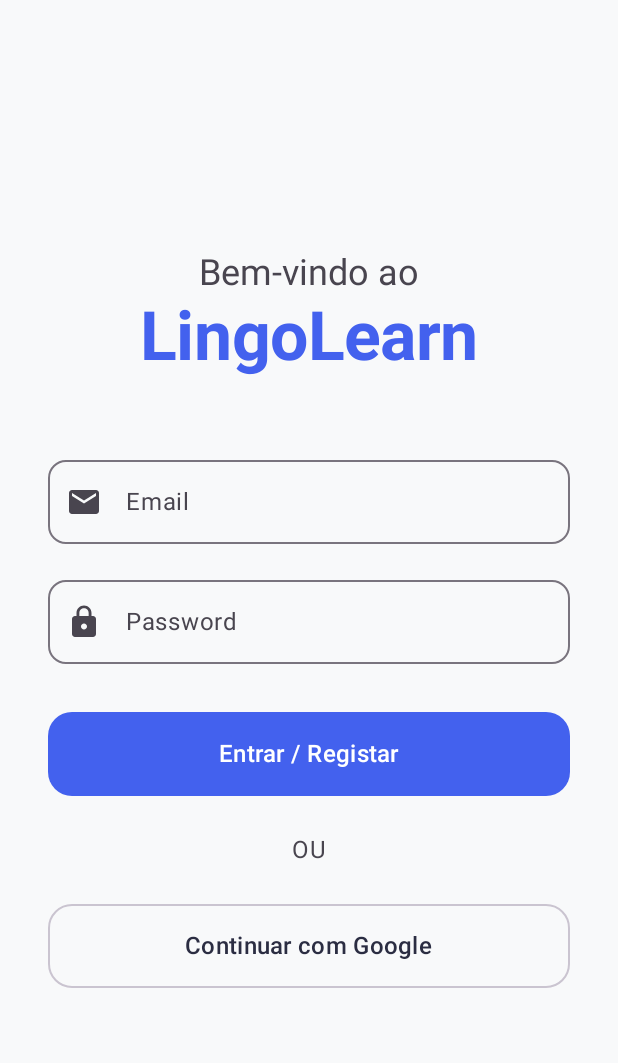
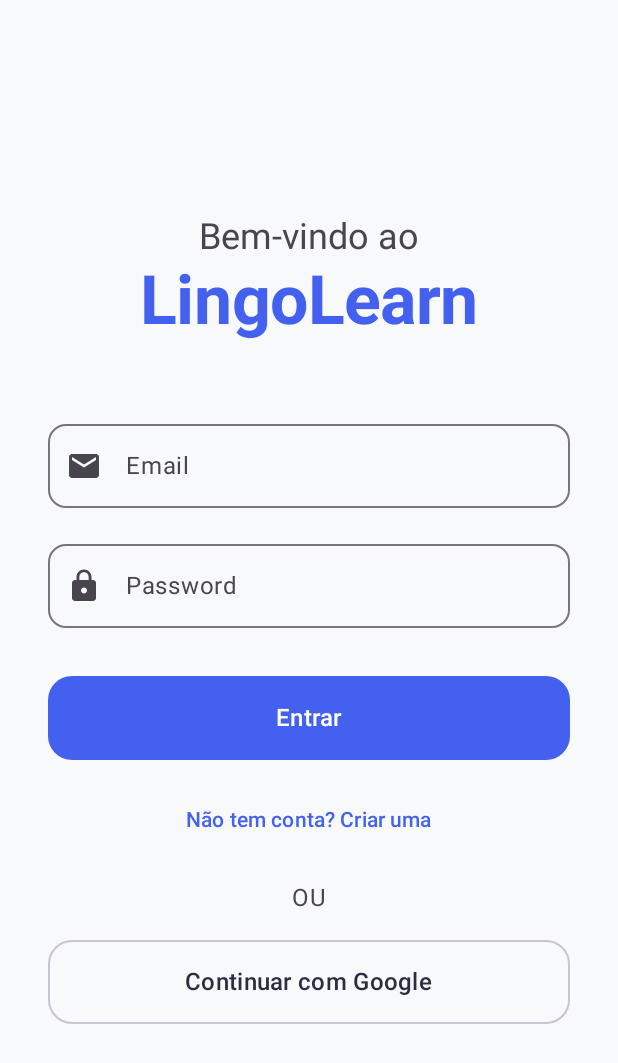
Before and after one commit to tktjoo/LingoLearn, an Android app built with Jetpack Compose: the screen it shows after launch (MainActivity), on a phone screen of 412 x 824 dp. Shown: the top 1063 px of the screen. Run offline under Robolectric (Android 15) with nearby library versions, the phone set to English and light mode, and no system bars; our stand-ins replace Dagger/Hilt's generated code, Firebase (no records; nobody signed in at launch, a user with empty details on screens opened directly).

```diff
--- a/app/src/main/java/com/linguaflow/app/ui/navigation/NavGraph.kt
+++ b/app/src/main/java/com/linguaflow/app/ui/navigation/NavGraph.kt
@@ -25,6 +25,7 @@ import com.linguaflow.app.ui.screens.speech.SpeechResultScreen
 import com.linguaflow.app.ui.screens.streak.StreakScreen
 import com.linguaflow.app.ui.screens.vocabulary.AddVocabularyScreen
 import com.linguaflow.app.ui.screens.auth.LoginScreen
+import com.linguaflow.app.ui.screens.auth.RegisterScreen
 import com.linguaflow.app.ui.screens.auth.OnboardingLanguageScreen
 import com.linguaflow.app.ui.screens.vocabulary.VocabularyDetailScreen
 import com.linguaflow.app.ui.screens.vocabulary.VocabularyListScreen
@@ -44,6 +45,24 @@ fun NavGraph(
     ) {
         composable(Screen.Login.route) {
             LoginScreen(
+                onNavigateToHome = {
+                    navController.navigate(Screen.Home.route) {
+                        popUpTo(Screen.Login.route) { inclusive = true }
+                    }
+                },
+                onNavigateToOnboarding = {
+                    navController.navigate(Screen.OnboardingLanguage.route) {
+                        popUpTo(Screen.Login.route) { inclusive = true }
+                    }
+                },
+                onNavigateToRegister = {
+                    navController.navigate(Screen.Register.route)
+                }
+            )
+        }
+        composable(Screen.Register.route) {
+            RegisterScreen(
+                onNavigateBack = { navController.popBackStack() },
                 onNavigateToHome = {
                     navController.navigate(Screen.Home.route) {
                         popUpTo(Screen.Login.route) { inclusive = true }
--- a/app/src/main/java/com/linguaflow/app/ui/navigation/Screen.kt
+++ b/app/src/main/java/com/linguaflow/app/ui/navigation/Screen.kt
@@ -2,6 +2,7 @@ package com.linguaflow.app.ui.navigation
 
 sealed class Screen(val route: String) {
     object Login : Screen("login")
+    object Register : Screen("register")
     object OnboardingLanguage : Screen("onboarding_language")
 
     object Home : Screen("home")
--- a/app/src/main/java/com/linguaflow/app/ui/screens/auth/LoginScreen.kt
+++ b/app/src/main/java/com/linguaflow/app/ui/screens/auth/LoginScreen.kt
@@ -56,6 +56,7 @@ import java.util.UUID
 fun LoginScreen(
     onNavigateToHome: () -> Unit,
     onNavigateToOnboarding: () -> Unit,
+    onNavigateToRegister: () -> Unit,
     viewModel: AuthViewModel = hiltViewModel()
 ) {
     var email by remember { mutableStateOf("") }
@@ -145,7 +146,7 @@ fun LoginScreen(
             Spacer(modifier = Modifier.height(32.dp))
 
             Button(
-                onClick = { viewModel.authenticateWithEmail(email, password) },
+                onClick = { viewModel.loginWithEmail(email, password) },
                 modifier = Modifier
                     .fillMaxWidth()
                     .height(56.dp),
@@ -155,15 +156,24 @@ fun LoginScreen(
                 if (isLoading) {
                     CircularProgressIndicator(color = Color.White, modifier = Modifier.size(24.dp))
                 } else {
-                    Text("Entrar / Registar", style = MaterialTheme.typography.titleMedium)
+                    Text("Entrar", style = MaterialTheme.typography.titleMedium)
                 }
             }
 
-            Spacer(modifier = Modifier.height(24.dp))
+            Spacer(modifier = Modifier.height(16.dp))
+
+            androidx.compose.material3.TextButton(
+                onClick = { onNavigateToRegister() },
+                enabled = !isLoading && !isGoogleLoading
+            ) {
+                Text("Não tem conta? Criar uma", color = PrimaryBlue)
+            }
+
+            Spacer(modifier = Modifier.height(16.dp))
 
             Text("OU", color = MaterialTheme.colorScheme.onSurfaceVariant)
 
-            Spacer(modifier = Modifier.height(24.dp))
+            Spacer(modifier = Modifier.height(16.dp))
 
             OutlinedButton(
                 onClick = {
```
Also changed, not shown: app/src/main/java/com/linguaflow/app/ui/screens/auth/AuthViewModel.kt (+35 -10 lines), app/src/main/java/com/linguaflow/app/ui/screens/auth/RegisterScreen.kt (added, +174 -0 lines).
